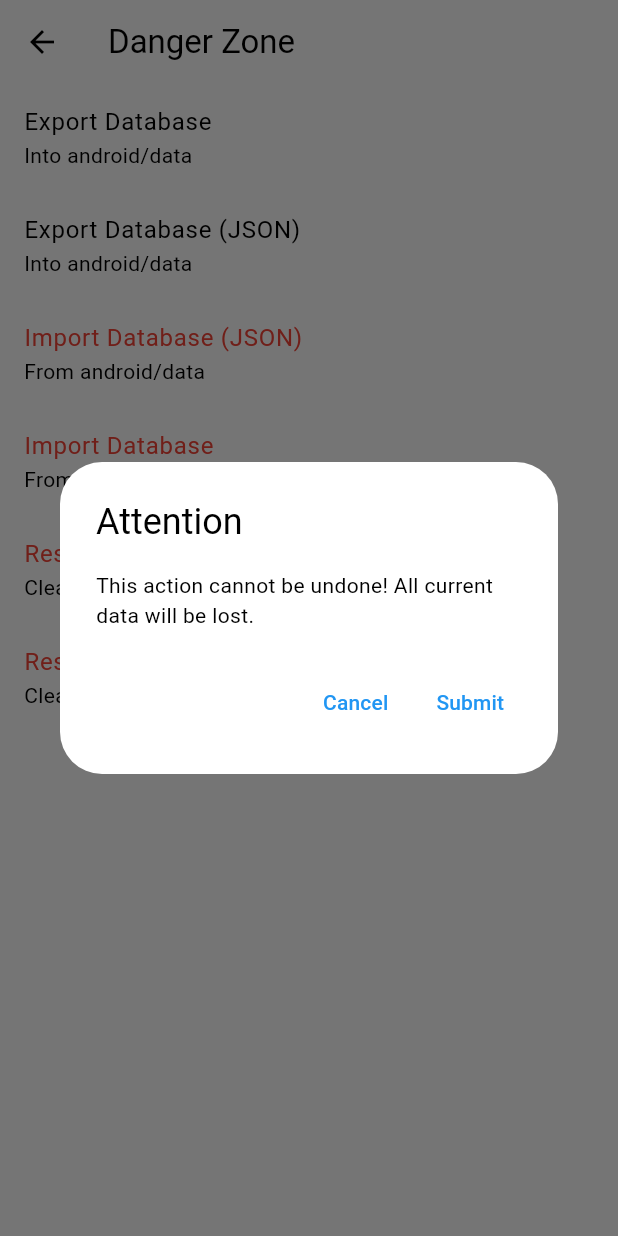
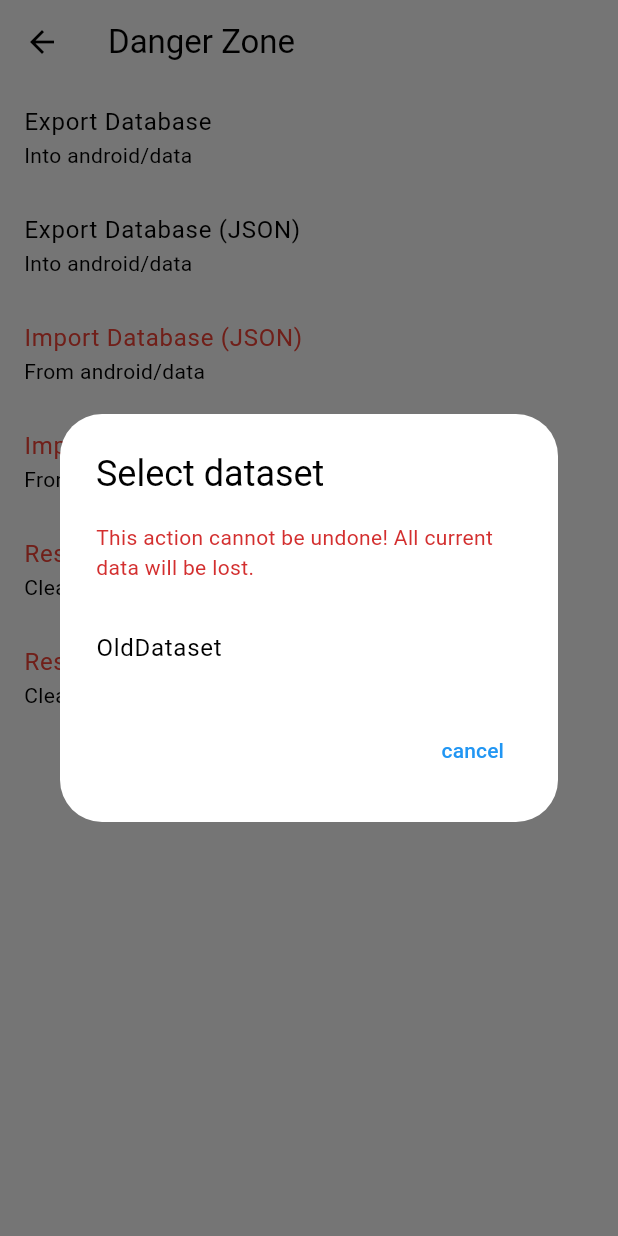
Before and after one commit to budgetiser/budgetiser, a Flutter app: the DangerZone screen opened directly, after a tap on "Reset and fill DB", on a phone screen of 412 x 824 dp. Run offline on Flutter 3.47's test engine with Material 3 defaults, Android fonts, the phone set to English and light mode, and no system bars; drawn by our look-alikes of dynamic_color; our stand-ins replace badges, fl_chart, flutter_colorpicker, flutter_markdown, material_color_utilities, package_info_plus and 2 more; missing offline and left inert: equations, flutter_file_dialog, fuzzywuzzy; accounts and stored records are empty; project files that could hold a hidden picture were left out.

Commit message:
feat(settings): add list to select a dataset

```diff
--- a/lib/core/database/temporary_data/dataset.dart
+++ b/lib/core/database/temporary_data/dataset.dart
@@ -2,6 +2,7 @@ import 'package:budgetiser/core/database/models/account.dart';
 import 'package:budgetiser/core/database/models/budget.dart';
 import 'package:budgetiser/core/database/models/category.dart';
 import 'package:budgetiser/core/database/models/transaction.dart';
+import 'package:budgetiser/core/database/temporary_data/datasets/old.dart';
 
 abstract class DemoDataset {
   List<Account> getAccounts();
@@ -9,3 +10,7 @@ abstract class DemoDataset {
   List<Budget> getBudgets();
   List<SingleTransaction> getTransactions();
 }
+
+List<DemoDataset> allDataSets = [
+  OldDataset(),
+];
--- a/lib/core/database/temporary_data/datasets/old.dart
+++ b/lib/core/database/temporary_data/datasets/old.dart
@@ -1,5 +1,3 @@
-import 'dart:math';
-
 import 'package:budgetiser/core/database/models/account.dart';
 import 'package:budgetiser/core/database/models/budget.dart';
 import 'package:budgetiser/core/database/models/category.dart';
--- a/lib/settings/screens/danger_zone.dart
+++ b/lib/settings/screens/danger_zone.dart
@@ -1,4 +1,5 @@
 import 'package:budgetiser/core/database/database.dart';
+import 'package:budgetiser/core/database/temporary_data/dataset.dart';
 import 'package:budgetiser/core/database/temporary_data/datasets/old.dart';
 import 'package:budgetiser/shared/widgets/dialogs/confirmation_dialog.dart';
 import 'package:flutter/material.dart';
@@ -172,19 +173,54 @@ class DangerZone extends StatelessWidget {
                 showDialog(
                   context: context,
                   builder: (BuildContext context) {
-                    return ConfirmationDialog(
-                      title: 'Attention',
-                      description:
+                    return AlertDialog(
+                      title: const Text('Select dataset'),
+                      actions: [
+                        TextButton(
+                            onPressed: () => Navigator.of(context).pop(),
+                            child: const Text('cancel')),
+                      ],
+                      contentPadding: const EdgeInsets.symmetric(
+                          horizontal: 8, vertical: 16),
+                      content: Column(
+                        mainAxisSize: MainAxisSize.min,
+                        children: [
+                          Padding(
+                            padding: const EdgeInsets.symmetric(horizontal: 16),
+                            child: Text(
+                              style: TextStyle(
+                                color: Theme.of(context).colorScheme.error,
+                              ),
                               'This action cannot be undone! All current data will be lost.',
-                      onSubmitCallback: () async {
+                            ),
+                          ),
+                          const SizedBox(height: 16),
+                          Flexible(
+                            child: SizedBox(
+                              width: double.maxFinite,
+                              child: ListView.builder(
+                                itemCount: allDataSets.length,
+                                shrinkWrap: true,
+                                itemBuilder: (context, index) {
+                                  return ListTile(
+                                    title: Text(
+                                      allDataSets[index].runtimeType.toString(),
+                                    ),
+                                    onTap: () async {
                                       await DatabaseHelper.instance.resetDB();
-                        DatabaseHelper.instance.fillDBwithTMPdata(OldDataset());
+                                      DatabaseHelper.instance.fillDBwithTMPdata(
+                                          allDataSets[index]);
                                       // ignore: use_build_context_synchronously
                                       Navigator.of(context).pop();
                                     },
-                      onCancelCallback: () {
-                        Navigator.pop(context);
+                                  );
+                                  // return Text('Nothing to select!');
                                 },
+                              ),
+                            ),
+                          ),
+                        ],
+                      ),
                     );
                   },
                 );
```
Lines whose indentation alone changed are shown as unchanged.
